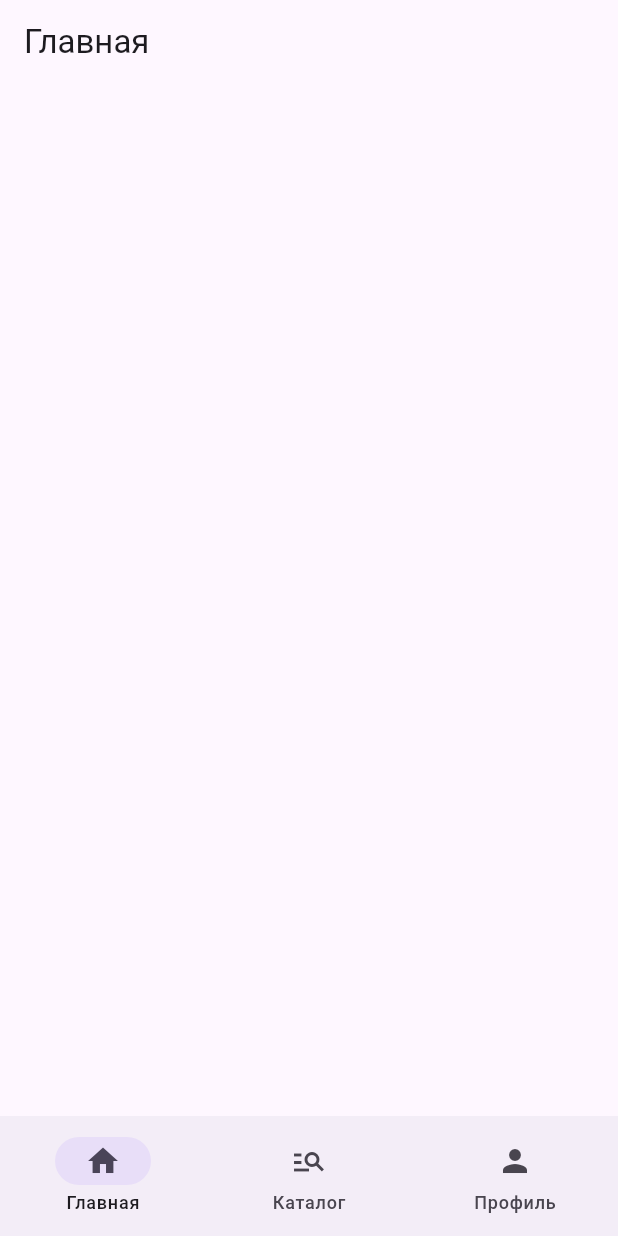
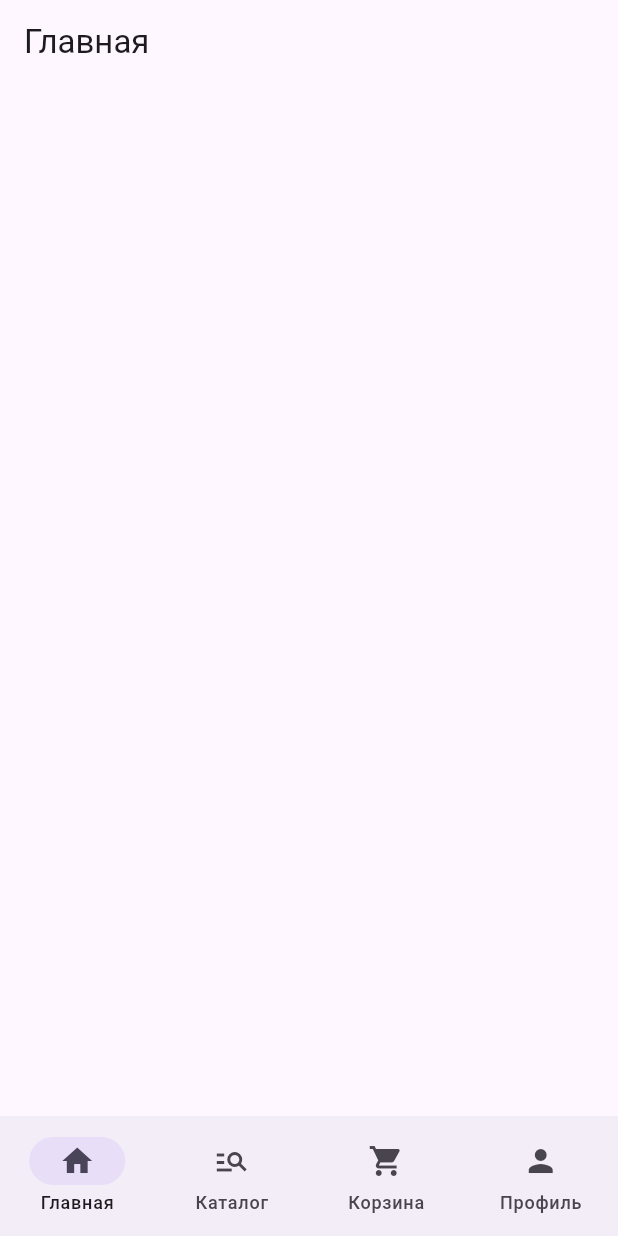
Before and after one commit to sipup/pet, a Flutter app: the screen it shows after launch, on a phone screen of 412 x 824 dp. Run offline on Flutter 3.47's test engine with Material 3 defaults, Android fonts, the phone set to English and light mode, and no system bars; our stand-ins replace auto_route.

```diff
--- a/lib/features/app/root_screen.dart
+++ b/lib/features/app/root_screen.dart
@@ -12,6 +12,7 @@ class RootScreen extends StatelessWidget {
       routes: const [
         HomeRoute(),
         CatalogRoute(),
+        CartRoute(),
         ProfileRoute(),
       ],
       bottomNavigationBuilder: (context, tabsRouter) => NavigationBar(
@@ -25,6 +26,10 @@ class RootScreen extends StatelessWidget {
             label: 'Каталог',
           ),
           NavigationDestination(
+            icon: Icon(Icons.shopping_cart),
+            label: 'Корзина',
+          ),
+          NavigationDestination(
             icon: Icon(Icons.person),
             label: 'Профиль',
           ),
--- a/lib/features/app/router.dart
+++ b/lib/features/app/router.dart
@@ -1,7 +1,10 @@
 import 'package:auto_route/auto_route.dart';
 import 'package:pet/features/app/root_screen.dart';
+import 'package:pet/features/cart/presentation/cart_screen.dart';
 import 'package:pet/features/catalog/presentation/catalog_screen.dart';
 import 'package:pet/features/home/presentation/home_screen.dart';
+import 'package:pet/features/profile/presentation/profile_screen.dart';
+
 part 'router.gr.dart';
 
 @AutoRouterConfig()
@@ -15,6 +18,7 @@ class AppRouter extends _$AppRouter {
             AutoRoute(page: HomeRoute.page, initial: true),
             AutoRoute(page: CatalogRoute.page),
             AutoRoute(page: ProfileRoute.page),
+            AutoRoute(page: CartRoute.page),
           ],
         ),
       ];
```
Also changed, not shown: lib/features/app/router.gr.dart.
